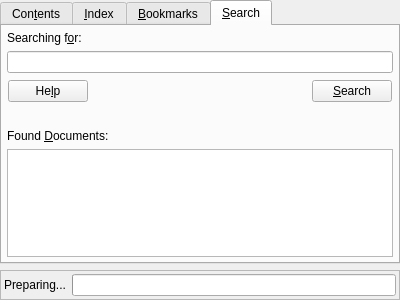
Above: tools/assistant/helpdialog.ui from arnt/qt-history2 before the change. Below: the same form after it.
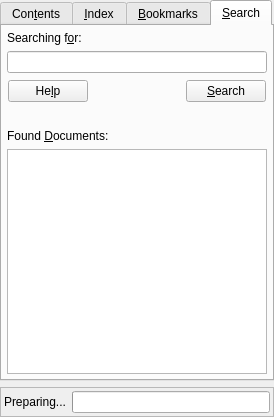
That is the form after the change. The open tabs and pages were chosen to show the change.

```diff
--- a/tools/assistant/helpdialog.ui
+++ b/tools/assistant/helpdialog.ui
@@ -19,8 +19,8 @@
    <rect>
     <x>0</x>
     <y>0</y>
-    <width>400</width>
-    <height>300</height>
+    <width>274</width>
+    <height>417</height>
    </rect>
   </property>
   <property name="windowTitle" >
@@ -38,14 +38,6 @@
    </property>
    <item>
     <widget class="QTabWidget" name="tabWidget" >
-     <property name="geometry" >
-      <rect>
-       <x>0</x>
-       <y>0</y>
-       <width>400</width>
-       <height>259</height>
-      </rect>
-     </property>
      <property name="whatsThis" >
       <string>Displays help topics organized by category, index or bookmarks. Another tab inherits the full text search.</string>
      </property>
@@ -292,14 +284,6 @@
       </layout>
      </widget>
      <widget class="QWidget" name="searchTab" >
-      <property name="geometry" >
-       <rect>
-        <x>0</x>
-        <y>0</y>
-        <width>396</width>
-        <height>232</height>
-       </rect>
-      </property>
       <attribute name="title" >
        <string>&amp;Search</string>
       </attribute>
@@ -312,14 +296,6 @@
        </property>
        <item row="3" column="0" >
         <spacer>
-         <property name="geometry" >
-          <rect>
-           <x>5</x>
-           <y>90</y>
-           <width>386</width>
-           <height>20</height>
-          </rect>
-         </property>
          <property name="orientation" >
           <enum>Qt::Vertical</enum>
          </property>
@@ -336,14 +312,6 @@
        </item>
        <item row="0" column="0" >
         <widget class="QLabel" name="TextLabel1_2" >
-         <property name="geometry" >
-          <rect>
-           <x>5</x>
-           <y>5</y>
-           <width>386</width>
-           <height>16</height>
-          </rect>
-         </property>
          <property name="text" >
           <string>Searching f&amp;or:</string>
          </property>
@@ -354,14 +322,6 @@
        </item>
        <item row="1" column="0" >
         <widget class="QLineEdit" name="termsEdit" >
-         <property name="geometry" >
-          <rect>
-           <x>5</x>
-           <y>27</y>
-           <width>386</width>
-           <height>23</height>
-          </rect>
-         </property>
          <property name="toolTip" >
           <string>Enter searchword(s).</string>
          </property>
@@ -372,14 +332,6 @@
        </item>
        <item row="5" column="0" >
         <widget class="QListWidget" name="resultBox" >
-         <property name="geometry" >
-          <rect>
-           <x>5</x>
-           <y>138</y>
-           <width>386</width>
-           <height>89</height>
-          </rect>
-         </property>
          <property name="contextMenuPolicy" >
           <enum>Qt::CustomContextMenu</enum>
          </property>
@@ -390,14 +342,6 @@
        </item>
        <item row="4" column="0" >
         <widget class="QLabel" name="TextLabel2" >
-         <property name="geometry" >
-          <rect>
-           <x>5</x>
-           <y>116</y>
-           <width>386</width>
-           <height>16</height>
-          </rect>
-         </property>
          <property name="text" >
           <string>Found &amp;Documents:</string>
          </property>
@@ -437,14 +381,6 @@
          </item>
          <item>
           <spacer>
-           <property name="geometry" >
-            <rect>
-             <x>82</x>
-             <y>1</y>
-             <width>222</width>
-             <height>26</height>
-            </rect>
-           </property>
            <property name="orientation" >
             <enum>Qt::Horizontal</enum>
            </property>
@@ -461,14 +397,6 @@
          </item>
          <item>
           <widget class="QPushButton" name="searchButton" >
-           <property name="geometry" >
-            <rect>
-             <x>310</x>
-             <y>1</y>
-             <width>75</width>
-             <height>26</height>
-            </rect>
-           </property>
            <property name="toolTip" >
             <string>Start searching.</string>
            </property>
@@ -488,14 +416,6 @@
    </item>
    <item>
     <widget class="QFrame" name="framePrepare" >
-     <property name="geometry" >
-      <rect>
-       <x>0</x>
-       <y>265</y>
-       <width>400</width>
-       <height>35</height>
-      </rect>
-     </property>
      <property name="frameShape" >
       <enum>QFrame::StyledPanel</enum>
      </property>
@@ -511,30 +431,13 @@
       </property>
       <item>
        <widget class="QLabel" name="labelPrepare" >
-        <property name="geometry" >
-         <rect>
-          <x>5</x>
-          <y>5</y>
-          <width>63</width>
-          <height>25</height>
-         </rect>
-        </property>
         <property name="text" >
          <string>Preparing...</string>
         </property>
        </widget>
       </item>
       <item>
-       <widget class="QProgressBar" name="progressPrepare" >
-        <property name="geometry" >
-         <rect>
-          <x>74</x>
-          <y>5</y>
-          <width>321</width>
-          <height>25</height>
-         </rect>
-        </property>
-       </widget>
+       <widget class="QProgressBar" name="progressPrepare" />
       </item>
      </layout>
     </widget>
```
Left out of the diff: 118 changed lines with no effect on the pictures.
